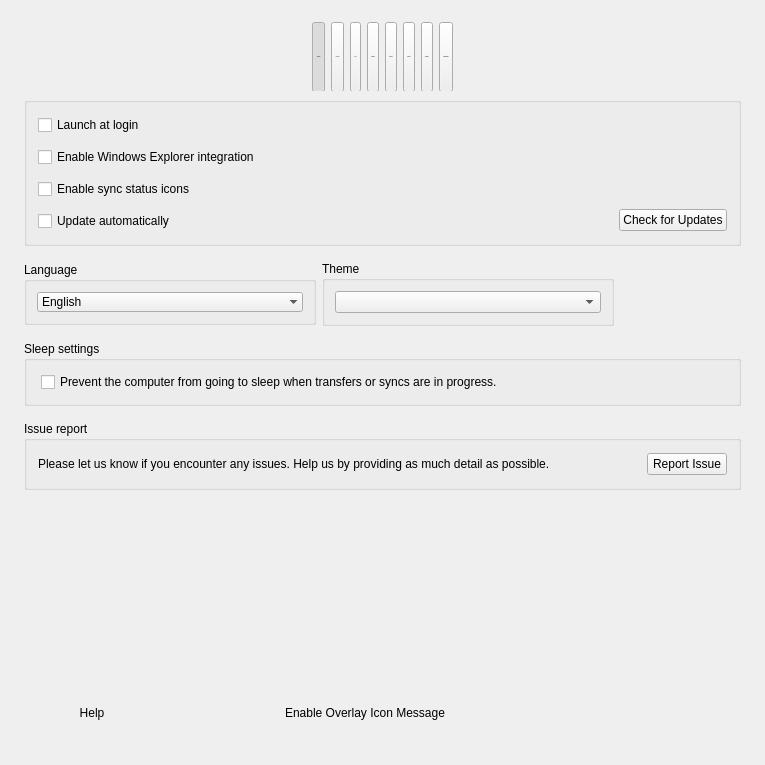
Old version of the form src/MEGASync/gui/ui/SettingsDialog.ui in the repository meganz/MEGAsync.
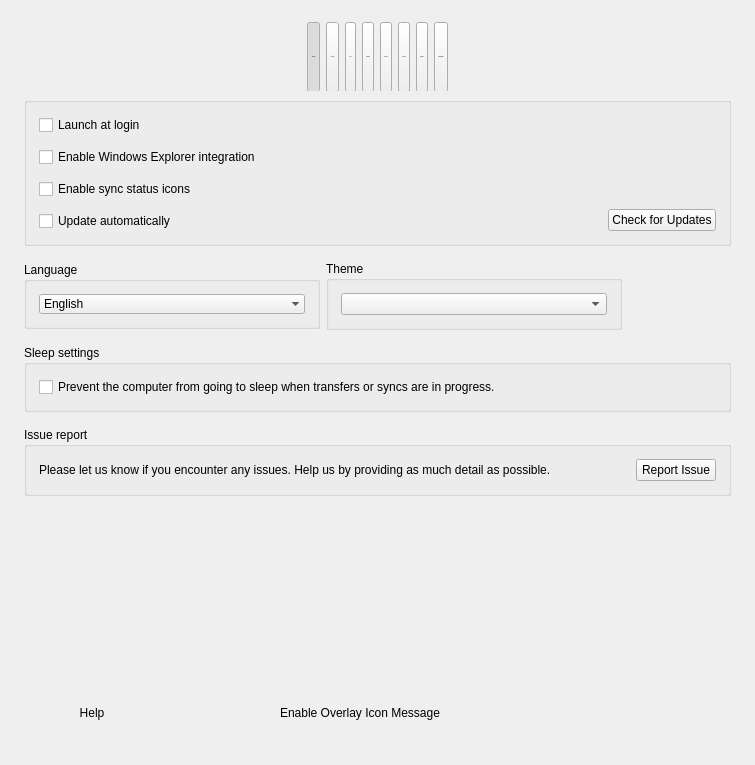
New version of the form. Icons and pictures are not drawn. Custom widgets are drawn as their Qt base class.

Commit message: SNC-4972 : Fix group box margins.

```diff
--- a/src/MEGASync/gui/ui/SettingsDialog.ui
+++ b/src/MEGASync/gui/ui/SettingsDialog.ui
@@ -6,13 +6,13 @@
    <rect>
     <x>0</x>
     <y>0</y>
-    <width>765</width>
+    <width>755</width>
     <height>765</height>
    </rect>
   </property>
   <property name="minimumSize">
    <size>
-    <width>765</width>
+    <width>755</width>
     <height>765</height>
    </size>
   </property>
@@ -714,9 +714,15 @@
           <string notr="true">mega</string>
          </property>
          <layout class="QHBoxLayout" name="horizontalLayout_11" stretch="1,0,1">
+          <property name="leftMargin">
+           <number>12</number>
+          </property>
           <property name="topMargin">
            <number>12</number>
           </property>
+          <property name="rightMargin">
+           <number>12</number>
+          </property>
           <property name="bottomMargin">
            <number>12</number>
           </property>
@@ -884,16 +890,16 @@
            </property>
            <layout class="QVBoxLayout" name="verticalLayout_17">
             <property name="leftMargin">
-             <number>10</number>
+             <number>12</number>
             </property>
             <property name="topMargin">
-             <number>10</number>
+             <number>12</number>
             </property>
             <property name="rightMargin">
-             <number>10</number>
+             <number>12</number>
             </property>
             <property name="bottomMargin">
-             <number>10</number>
+             <number>12</number>
             </property>
             <item>
              <widget class="QComboBox" name="cLanguage">
@@ -947,16 +953,16 @@
            </property>
            <layout class="QVBoxLayout" name="verticalLayout_21">
             <property name="leftMargin">
-             <number>10</number>
+             <number>12</number>
             </property>
             <property name="topMargin">
-             <number>10</number>
+             <number>12</number>
             </property>
             <property name="rightMargin">
-             <number>10</number>
+             <number>12</number>
             </property>
             <property name="bottomMargin">
-             <number>10</number>
+             <number>12</number>
             </property>
             <item>
              <widget class="QComboBox" name="cbTheme">
@@ -1020,7 +1026,16 @@
            <number>0</number>
           </property>
           <property name="leftMargin">
-           <number>14</number>
+           <number>12</number>
+          </property>
+          <property name="topMargin">
+           <number>12</number>
+          </property>
+          <property name="rightMargin">
+           <number>12</number>
+          </property>
+          <property name="bottomMargin">
+           <number>12</number>
           </property>
           <item>
            <widget class="QCheckBox" name="cbSleepMode">
@@ -1056,9 +1071,15 @@
           <property name="spacing">
            <number>0</number>
           </property>
+          <property name="leftMargin">
+           <number>12</number>
+          </property>
           <property name="topMargin">
            <number>12</number>
           </property>
+          <property name="rightMargin">
+           <number>12</number>
+          </property>
           <property name="bottomMargin">
            <number>12</number>
           </property>
```
Left out of the diff: 33 changed lines with no effect on the pictures. The commit also changes 4 other files.
